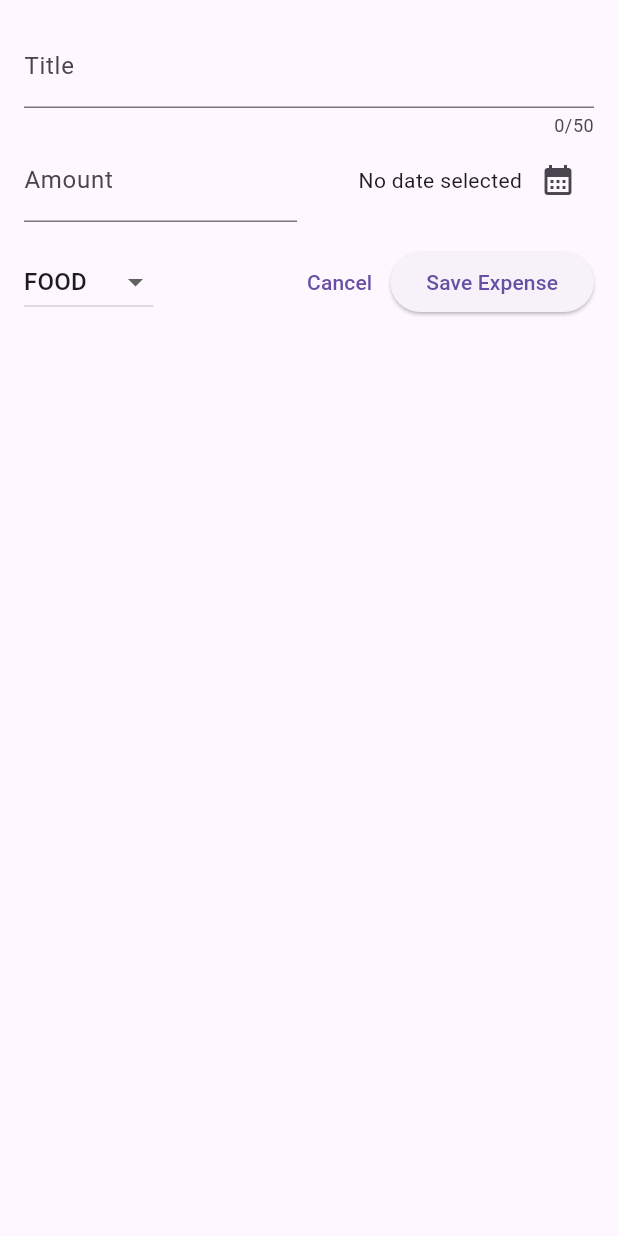
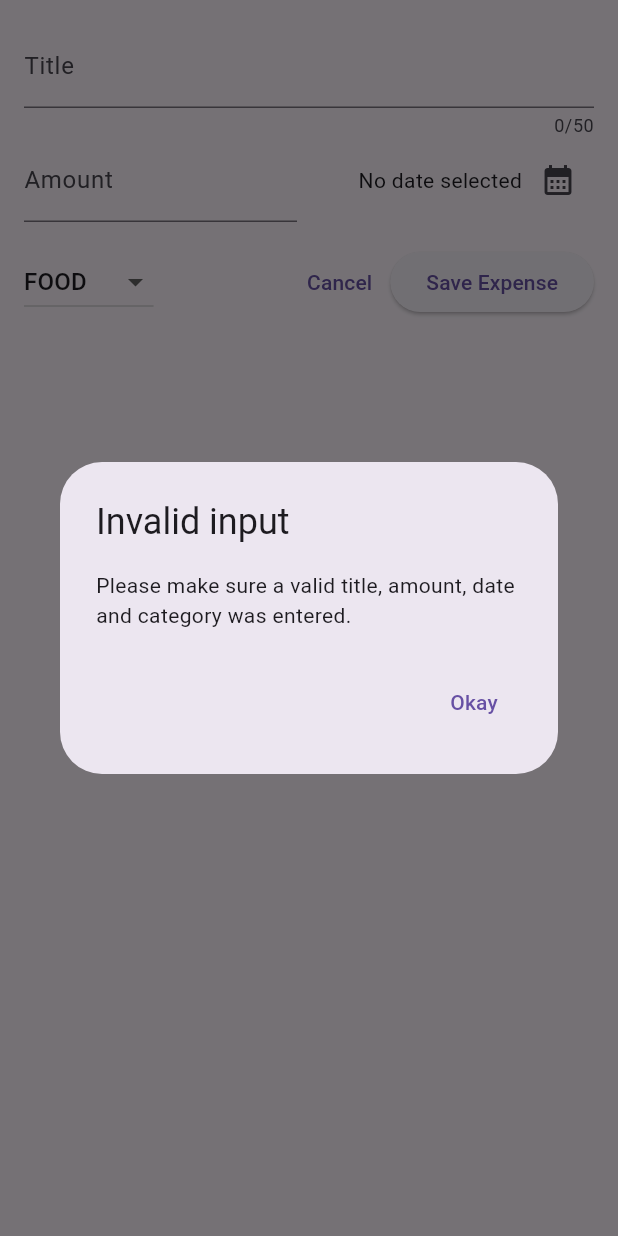
Before and after one commit to Emmet47/expense-tracker-app, a Flutter app: the NewExpense widget shown alone on an empty page, opened directly, after a tap on "Save Expense", on a phone screen of 412 x 824 dp. Run offline on Flutter 3.47's test engine with Material 3 defaults, Android fonts, the phone set to English and light mode, and no system bars.

Commit message:
Error Message Added

```diff
--- a/lib/new_expense.dart
+++ b/lib/new_expense.dart
@@ -24,6 +24,31 @@ class _NewExpenseState extends State<NewExpense> {
     setState(() {
       _selectedDate = pickedDate;
     });
+  }
+
+  void _submitExpenseData() {
+    final enteredAmount = double.tryParse(_amountController.text);
+    final amountIsInvalid = enteredAmount == null || enteredAmount <= 0;
+    if (_titleController.text.trim().isEmpty ||
+        amountIsInvalid ||
+        _selectedDate == null) {
+      showDialog(
+        context: context,
+        builder: (ctx) => AlertDialog(
+          title: const Text('Invalid input'),
+          content: const Text(
+              'Please make sure a valid title, amount, date and category was entered.'),
+          actions: [
+            TextButton(
+                onPressed: () {
+                  Navigator.pop(ctx);
+                },
+                child: const Text('Okay'))
+          ],
+        ),
+      );
+      return;
+    }
   }
 
   @override
@@ -108,10 +133,7 @@ class _NewExpenseState extends State<NewExpense> {
                 child: const Text('Cancel'),
               ),
               ElevatedButton(
-                onPressed: () {
-                  print(_titleController.text);
-                  print(_amountController.text);
-                },
+                onPressed: _submitExpenseData,
                 child: const Text('Save Expense'),
               ),
             ],
```
